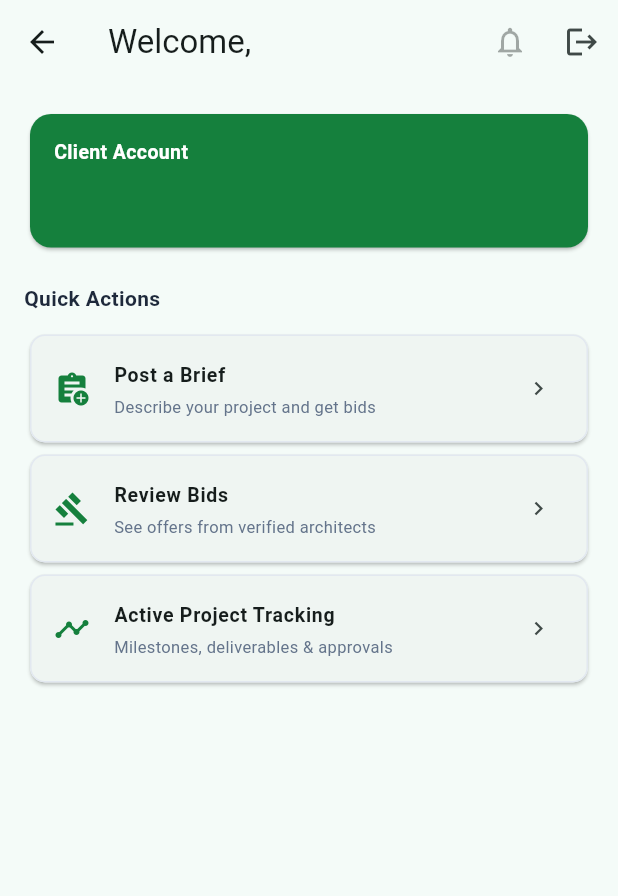
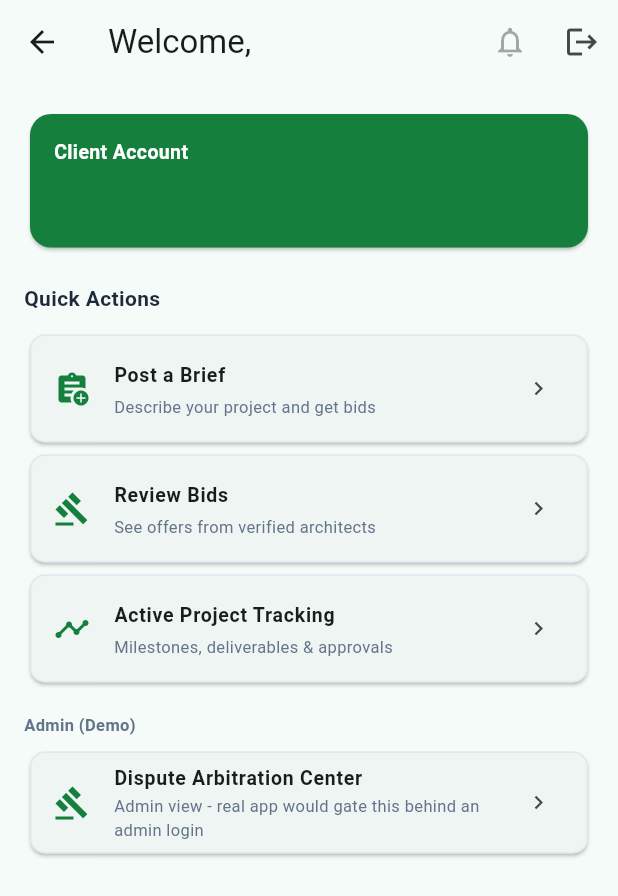
Before and after one commit to yardie-del/archconnect-ke-flutter, a Flutter app: the HomeScreen screen opened directly with empty values, on a phone screen of 412 x 824 dp. Shown: the top 896 px of the screen. Run offline on Flutter 3.47's test engine with Material 3 defaults, Android fonts, the phone set to English and light mode, and no system bars; accounts and stored records are empty; network calls fail.

Commit message:
Add Dispute Centre with arbitration flow (raise, review, rule release/refund)

```diff
--- a/lib/main.dart
+++ b/lib/main.dart
@@ -4,12 +4,14 @@ import 'models/app_user.dart';
 import 'models/architect_profile.dart';
 import 'models/architect_tier.dart';
 import 'models/bid.dart';
+import 'models/dispute.dart';
 import 'models/milestone.dart';
 import 'models/project_brief.dart';
 import 'screens/architect_profile_screen.dart';
 import 'screens/auth_screen.dart';
 import 'screens/bid_review_screen.dart';
 import 'screens/bidding_board_screen.dart';
+import 'screens/dispute_center_screen.dart';
 import 'screens/home_screen.dart';
 import 'screens/notifications_screen.dart';
 import 'screens/post_brief_screen.dart';
@@ -89,6 +91,7 @@ class _AppRootState extends State<_AppRoot> {
   ];
 
   final List<AppNotification> _notifications = [];
+  final List<Dispute> _disputes = [];
 
   void _addNotification(NotificationType type, String title, String message, {String? projectId}) {
     setState(() {
@@ -185,11 +188,16 @@ class _AppRootState extends State<_AppRoot> {
       )),
       onProjectDetails: () => Navigator.of(context).push(MaterialPageRoute(
         builder: (_) => ProjectDetailsScreen(
+          projectId: _openProjects.first.id,
           projectTitle: _openProjects.first.title,
           category: _openProjects.first.category.displayName,
           location: _openProjects.first.location,
           milestones: _milestones,
           viewerRole: user.role,
+          clientId: user.role == UserRole.client ? user.id : 'demo-client-id',
+          clientName: user.role == UserRole.client ? user.fullName : 'David Otieno',
+          architectId: user.role == UserRole.architect ? user.id : 'demo-architect-id',
+          architectName: user.role == UserRole.architect ? user.fullName : 'Jane Mwangi',
           onMilestonesChanged: (updated) {
             for (final m in updated) {
               final old = _milestones.firstWhere((x) => x.id == m.id, orElse: () => m);
@@ -217,9 +225,41 @@ class _AppRootState extends State<_AppRoot> {
             }
             setState(() => _milestones = updated);
           },
-          onRaiseDispute: (m) => ScaffoldMessenger.of(context).showSnackBar(
-            SnackBar(content: Text('Dispute raised on "${m.title}" (Dispute Centre not built yet).')),
-          ),
+          onDisputeRaised: (dispute) {
+            setState(() => _disputes.add(dispute));
+            _addNotification(NotificationType.disputeUpdate, 'Dispute Opened',
+                'Case ${dispute.caseId} opened on "${dispute.projectTitle}". Escrow held pending admin review.',
+                projectId: dispute.projectId);
+          },
+        ),
+      )),
+      onDisputeCenter: () => Navigator.of(context).push(MaterialPageRoute(
+        builder: (_) => DisputeCenterScreen(
+          disputes: _disputes,
+          onDisputesChanged: (updated) {
+            for (final d in updated) {
+              final old = _disputes.firstWhere((x) => x.id == d.id, orElse: () => d);
+              if (old.status != d.status && d.status == DisputeStatus.resolved) {
+                _addNotification(NotificationType.disputeUpdate, 'Dispute Resolved',
+                    'Case ${d.caseId} on "${d.projectTitle}" has been resolved: ${d.resolutionNotes}',
+                    projectId: d.projectId);
+                if (d.resolutionNotes.startsWith('Released to architect')) {
+                  setState(() {
+                    _milestones = _milestones
+                        .map((m) => (m.projectId == d.projectId && m.status == MilestoneStatus.disputed)
+                            ? m.copyWith(status: MilestoneStatus.released, releasedAt: DateTime.now())
+                            : m)
+                        .toList();
+                  });
+                }
+              }
+            }
+            setState(() {
+              _disputes
+                ..clear()
+                ..addAll(updated);
+            });
+          },
         ),
       )),
     );
--- /dev/null
+++ b/lib/models/dispute.dart
@@ -0,0 +1,80 @@
+import 'package:flutter/material.dart';
+
+/// Ported from the Kotlin `DisputeIssueType` enum.
+enum DisputeIssueType {
+  payment('Payment & Billing Disputes'),
+  quality('Deliverable Quality / Scope Discrepancy'),
+  timeline('Delayed Deliverables / Inactivity');
+
+  const DisputeIssueType(this.label);
+  final String label;
+}
+
+/// Ported from the Kotlin `DisputeStatus` enum, with its color mapped from
+/// the original hex constants.
+enum DisputeStatus {
+  underReview('Under Admin Review', Color(0xFFD97706)),
+  awaitingResponse('Awaiting Party Response', Color(0xFF2563EB)),
+  resolved('Resolved & Escrow Released/Refunded', Color(0xFF16A34A)),
+  closed('Closed Case', Color(0xFF64748B));
+
+  const DisputeStatus(this.label, this.color);
+  final String label;
+  final Color color;
+}
+
+/// Ported from the Kotlin `DisputeEntity`.
+class Dispute {
+  Dispute({
+    String? id,
+    String? caseId,
+    required this.projectId,
+    required this.projectTitle,
+    required this.clientId,
+    required this.clientName,
+    required this.architectId,
+    required this.architectName,
+    required this.issueType,
+    required this.escrowAmountKsh,
+    this.status = DisputeStatus.underReview,
+    required this.description,
+    this.resolutionNotes = '',
+    DateTime? createdAt,
+  })  : id = id ?? DateTime.now().microsecondsSinceEpoch.toString(),
+        caseId = caseId ?? 'DISP-${1000 + DateTime.now().millisecondsSinceEpoch % 9000}',
+        createdAt = createdAt ?? DateTime.now();
+
+  final String id;
+  final String caseId;
+  final String projectId;
+  final String projectTitle;
+  final String clientId;
+  final String clientName;
+  final String architectId;
+  final String architectName;
+  final DisputeIssueType issueType;
+  final int escrowAmountKsh;
+  final DisputeStatus status;
+  final String description;
+  final String resolutionNotes;
+  final DateTime createdAt;
+
+  Dispute copyWith({DisputeStatus? status, String? resolutionNotes}) {
+    return Dispute(
+      id: id,
+      caseId: caseId,
+      projectId: projectId,
+      projectTitle: projectTitle,
+      clientId: clientId,
+      clientName: clientName,
+      architectId: architectId,
+      architectName: architectName,
+      issueType: issueType,
+      escrowAmountKsh: escrowAmountKsh,
+      status: status ?? this.status,
+      description: description,
+      resolutionNotes: resolutionNotes ?? this.resolutionNotes,
+      createdAt: createdAt,
+    );
+  }
+}
--- a/lib/screens/architect_profile_screen.dart
+++ b/lib/screens/architect_profile_screen.dart
@@ -43,7 +43,7 @@ class ArchitectPublicProfileScreen extends StatelessWidget {
             flexibleSpace: FlexibleSpaceBar(
               background: profile.coverImageUrl != null
                   ? Image.network(profile.coverImageUrl!, fit: BoxFit.cover,
-                      colorBlendMode: BlendMode.darken, color: Colors.black.withOpacity(0.4))
+                      colorBlendMode: BlendMode.darken, color: Colors.black.withValues(alpha: 0.4))
                   : Container(color: slateDark),
             ),
           ),
--- a/lib/screens/bidding_board_screen.dart
+++ b/lib/screens/bidding_board_screen.dart
@@ -83,7 +83,7 @@ class _OpenProjectBidCard extends StatelessWidget {
                 Container(
                   padding: const EdgeInsets.symmetric(horizontal: 8, vertical: 2),
                   decoration: BoxDecoration(
-                    color: kenyaGreenPrimary.withOpacity(0.12),
+                    color: kenyaGreenPrimary.withValues(alpha: 0.12),
                     borderRadius: BorderRadius.circular(6),
                   ),
                   child: Text(project.category.displayName,
--- a/lib/screens/home_screen.dart
+++ b/lib/screens/home_screen.dart
@@ -23,6 +23,7 @@ class HomeScreen extends StatelessWidget {
     this.onProjectDetails,
     this.onOpenNotifications,
     this.unreadNotificationCount = 0,
+    this.onDisputeCenter,
   });
 
   final AppUser user;
@@ -35,6 +36,7 @@ class HomeScreen extends StatelessWidget {
   final VoidCallback? onProjectDetails;
   final VoidCallback? onOpenNotifications;
   final int unreadNotificationCount;
+  final VoidCallback? onDisputeCenter;
 
   @override
   Widget build(BuildContext context) {
@@ -99,6 +101,10 @@ class HomeScreen extends StatelessWidget {
             _actionTile(context, Icons.account_balance_wallet, 'Wallet', 'Balance & payout history', onWallet),
             _actionTile(context, Icons.timeline, 'Active Project Tracking', 'Milestones, deliverables & approvals', onProjectDetails),
           ],
+          const SizedBox(height: 16),
+          const Text('Admin (Demo)', style: TextStyle(fontWeight: FontWeight.bold, color: slateMuted, fontSize: 11)),
+          const SizedBox(height: 6),
+          _actionTile(context, Icons.gavel, 'Dispute Arbitration Center', 'Admin view - real app would gate this behind an admin login', onDisputeCenter),
         ],
       ),
     );
--- a/lib/screens/project_details_screen.dart
+++ b/lib/screens/project_details_screen.dart
@@ -1,7 +1,9 @@
 import 'package:flutter/material.dart';
 import 'package:intl/intl.dart';
+import '../models/app_user.dart' show UserRole;
+import '../models/dispute.dart';
 import '../models/milestone.dart';
-import '../models/app_user.dart' show UserRole;
+import '../widgets/raise_dispute_dialog.dart';
 import '../widgets/wallet_helpers.dart';
 
 Color _statusColor(MilestoneStatus s) => switch (s) {
@@ -23,22 +25,32 @@ Color _statusColor(MilestoneStatus s) => switch (s) {
 class ProjectDetailsScreen extends StatefulWidget {
   const ProjectDetailsScreen({
     super.key,
+    required this.projectId,
     required this.projectTitle,
     required this.category,
     required this.location,
     required this.milestones,
     required this.viewerRole,
+    required this.clientId,
+    required this.clientName,
+    required this.architectId,
+    required this.architectName,
     this.onMilestonesChanged,
-    this.onRaiseDispute,
+    this.onDisputeRaised,
   });
 
+  final String projectId;
   final String projectTitle;
   final String category;
   final String location;
   final List<Milestone> milestones;
   final UserRole viewerRole;
+  final String clientId;
+  final String clientName;
+  final String architectId;
+  final String architectName;
   final ValueChanged<List<Milestone>>? onMilestonesChanged;
-  final ValueChanged<Milestone>? onRaiseDispute;
+  final ValueChanged<Dispute>? onDisputeRaised;
 
   @override
   State<ProjectDetailsScreen> createState() => _ProjectDetailsScreenState();
@@ -104,7 +116,7 @@ class _ProjectDetailsScreenState extends State<ProjectDetailsScreen> {
                   milestone: m,
                   viewerRole: widget.viewerRole,
                   onAdvance: (updated) => _updateMilestone(updated),
-                  onRaiseDispute: () => widget.onRaiseDispute?.call(m),
+                  onRaiseDispute: () => _openDisputeDialog(m),
                 ),
               )),
         ],
@@ -117,6 +129,29 @@ class _ProjectDetailsScreenState extends State<ProjectDetailsScreen> {
       _milestones = _milestones.map((m) => m.id == updated.id ? updated : m).toList();
     });
     widget.onMilestonesChanged?.call(_milestones);
+  }
+
+  Future<void> _openDisputeDialog(Milestone milestone) async {
+    final submission = await showDialog<DisputeSubmission>(
+      context: context,
+      builder: (_) => const RaiseDisputeDialog(),
+    );
+    if (submission == null) return;
+
+    _updateMilestone(milestone.copyWith(status: MilestoneStatus.disputed));
+
+    final dispute = Dispute(
+      projectId: widget.projectId,
+      projectTitle: widget.projectTitle,
+      clientId: widget.clientId,
+      clientName: widget.clientName,
+      architectId: widget.architectId,
+      architectName: widget.architectName,
+      issueType: submission.issueType,
+      escrowAmountKsh: milestone.amountKsh,
+      description: submission.description,
+    );
+    widget.onDisputeRaised?.call(dispute);
   }
 }
 
--- a/lib/widgets/tier_badge.dart
+++ b/lib/widgets/tier_badge.dart
@@ -22,7 +22,7 @@ class TierBadge extends StatelessWidget {
   Widget build(BuildContext context) {
     return Container(
       padding: const EdgeInsets.symmetric(horizontal: 8, vertical: 4),
-      decoration: BoxDecoration(color: _tierColor.withOpacity(0.15), borderRadius: BorderRadius.circular(6)),
+      decoration: BoxDecoration(color: _tierColor.withValues(alpha: 0.15), borderRadius: BorderRadius.circular(6)),
       child: Row(
         mainAxisSize: MainAxisSize.min,
         children: [
```
Also changed, not shown: lib/screens/dispute_center_screen.dart (added, +217 -0 lines), lib/screens/notifications_screen.dart (+10 -10 lines), lib/widgets/raise_dispute_dialog.dart (added, +90 -0 lines).
